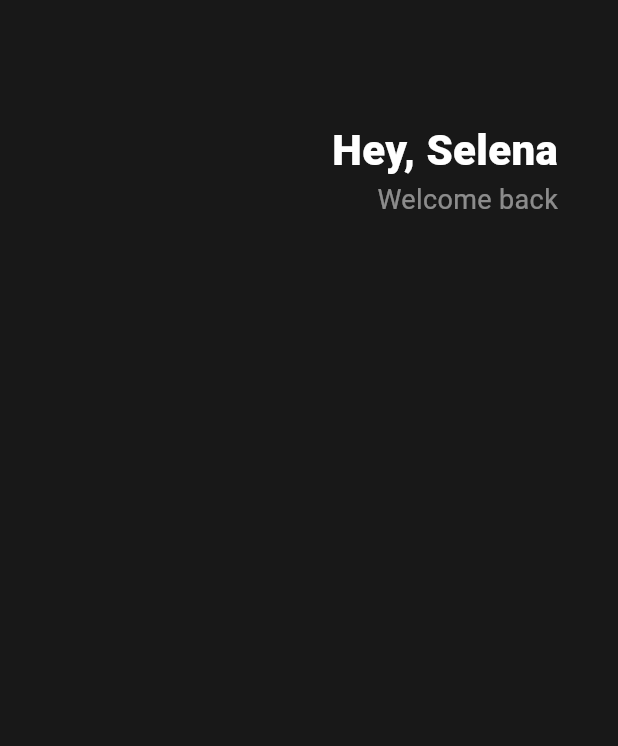
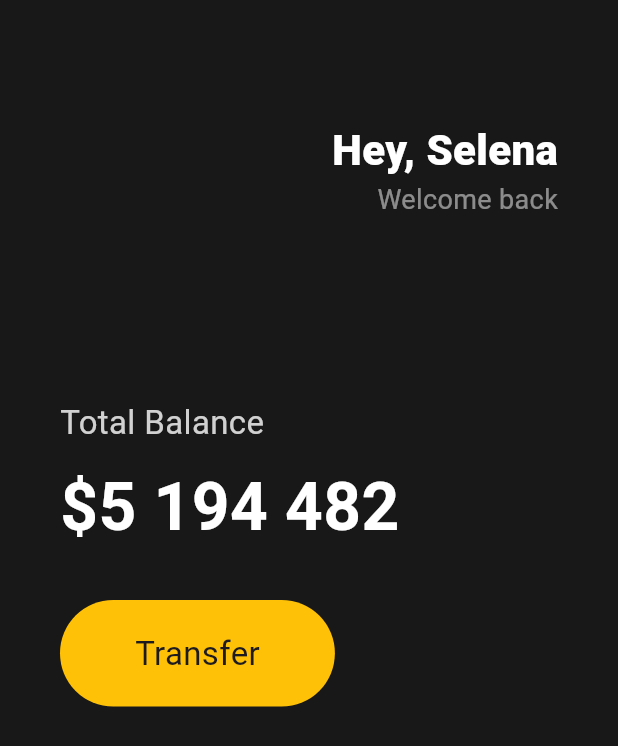
Before and after one commit to lstar2397/flutter-for-beginners, a Flutter app: the screen it shows after launch, on a phone screen of 412 x 824 dp. Shown: the top 746 px of the screen. Run offline on Flutter 3.47's test engine with Material 3 defaults, Android fonts, the phone set to English and light mode, and no system bars.

Commit message:
#3.2 Buttons Section

```diff
--- a/toonflix/lib/main.dart
+++ b/toonflix/lib/main.dart
@@ -15,6 +15,7 @@
             horizontal: 40,
           ),
           child: Column(
+            crossAxisAlignment: CrossAxisAlignment.start,
             children: [
               SizedBox(
                 height: 80,
@@ -43,6 +44,52 @@
                     ],
                   )
                 ],
+              ),
+              SizedBox(
+                height: 120,
+              ),
+              Text(
+                'Total Balance',
+                style: TextStyle(
+                  fontSize: 22,
+                  color: Colors.white.withOpacity(0.8),
+                ),
+              ),
+              SizedBox(
+                height: 10,
+              ),
+              Text(
+                '\$5 194 482',
+                style: TextStyle(
+                  fontSize: 44,
+                  fontWeight: FontWeight.w600,
+                  color: Colors.white,
+                ),
+              ),
+              SizedBox(
+                height: 30,
+              ),
+              Row(
+                children: [
+                  Container(
+                    decoration: BoxDecoration(
+                      color: Colors.amber,
+                      borderRadius: BorderRadius.circular(45),
+                    ),
+                    child: Padding(
+                      padding: EdgeInsets.symmetric(
+                        vertical: 20,
+                        horizontal: 50,
+                      ),
+                      child: Text(
+                        'Transfer',
+                        style: TextStyle(
+                          fontSize: 22,
+                        ),
+                      ),
+                    ),
+                  )
+                ],
               )
             ],
           ),
```
